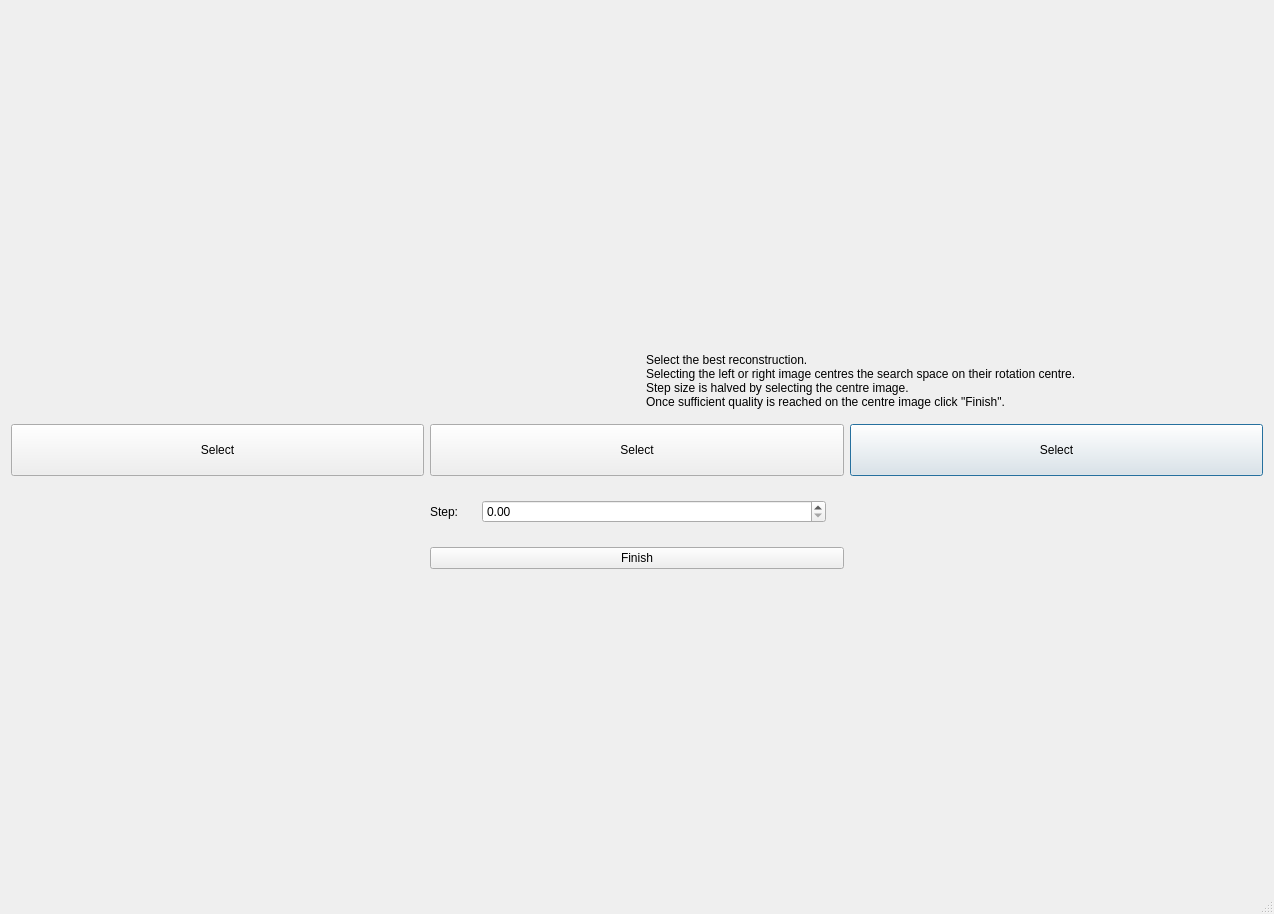
Old version of the form mantidimaging/gui/ui/cor_inspection_dialog.ui in the repository mantidproject/mantidimaging.
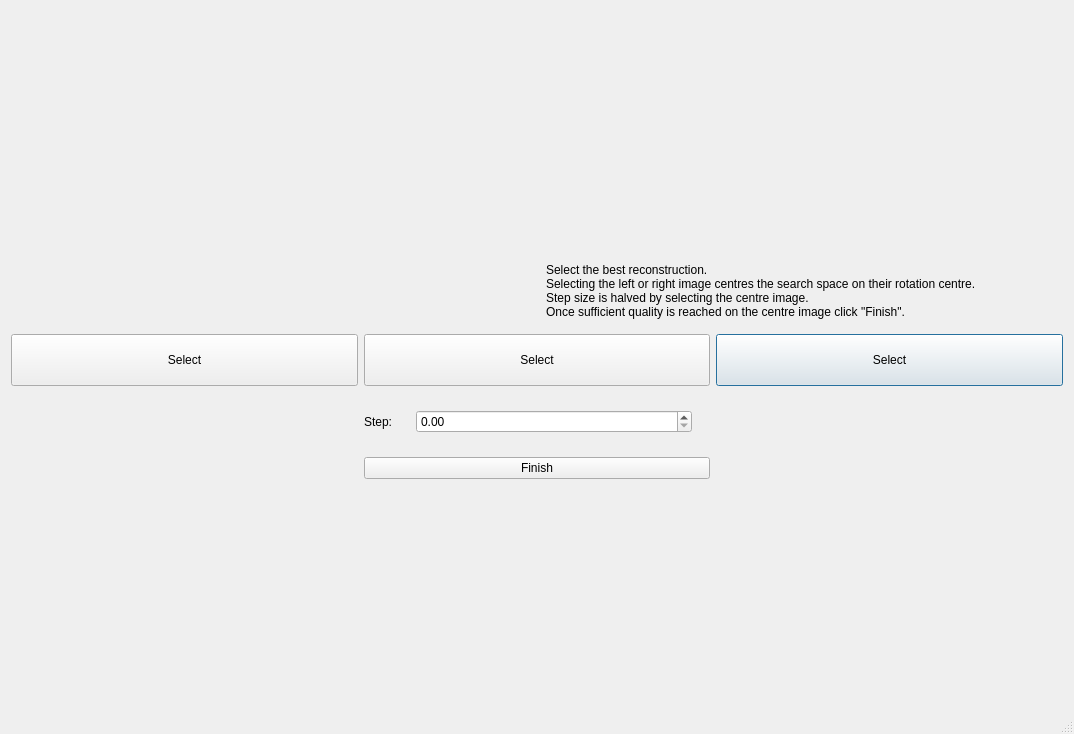
New version of the form.

Commit message: Reduce Initialisation Size of COR Inspection Dialog

Diff of the .ui file:
```diff
--- a/mantidimaging/gui/ui/cor_inspection_dialog.ui
+++ b/mantidimaging/gui/ui/cor_inspection_dialog.ui
@@ -6,8 +6,8 @@
    <rect>
     <x>0</x>
     <y>0</y>
-    <width>1274</width>
-    <height>914</height>
+    <width>1074</width>
+    <height>734</height>
    </rect>
   </property>
   <property name="windowTitle">
```
